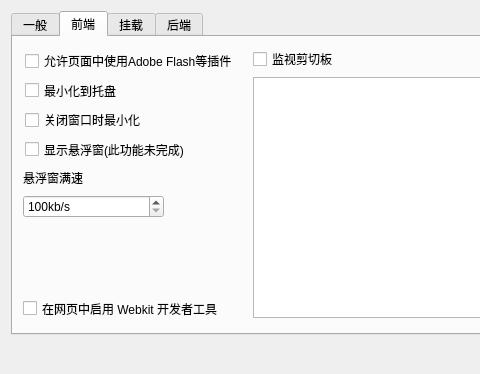
Qt form src/frontend/ui/settings.ui (Xinkai/XwareDesktop) before a commit; both pictures show x 0 to 480 and y 0 to 374 of the 930 by 374 pixel window.
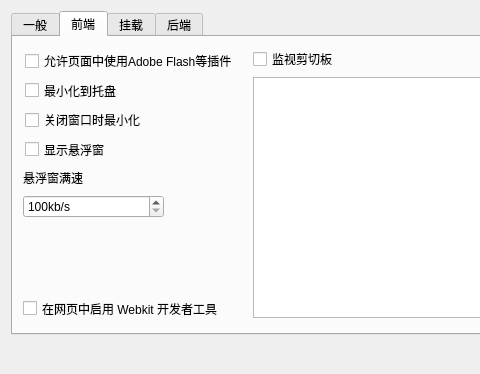
The same form after that commit. The open tabs and pages were chosen to show the change. Icons and pictures are not drawn.

Commit message: show monitor window by default.

```diff
--- a/src/frontend/ui/settings.ui
+++ b/src/frontend/ui/settings.ui
@@ -241,7 +241,7 @@
         <item>
          <widget class="QCheckBox" name="checkBox_showMonitorWindow">
           <property name="text">
-           <string>显示悬浮窗(此功能未完成)</string>
+           <string>显示悬浮窗</string>
           </property>
          </widget>
         </item>
```
The commit also changes 1 other file.
